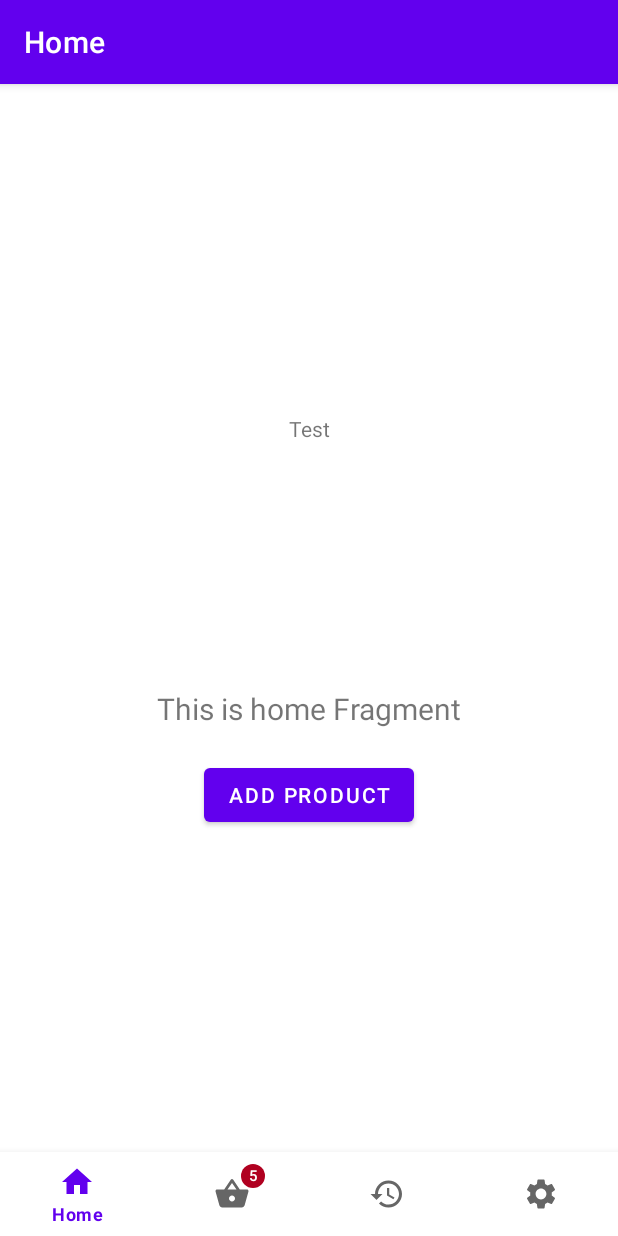
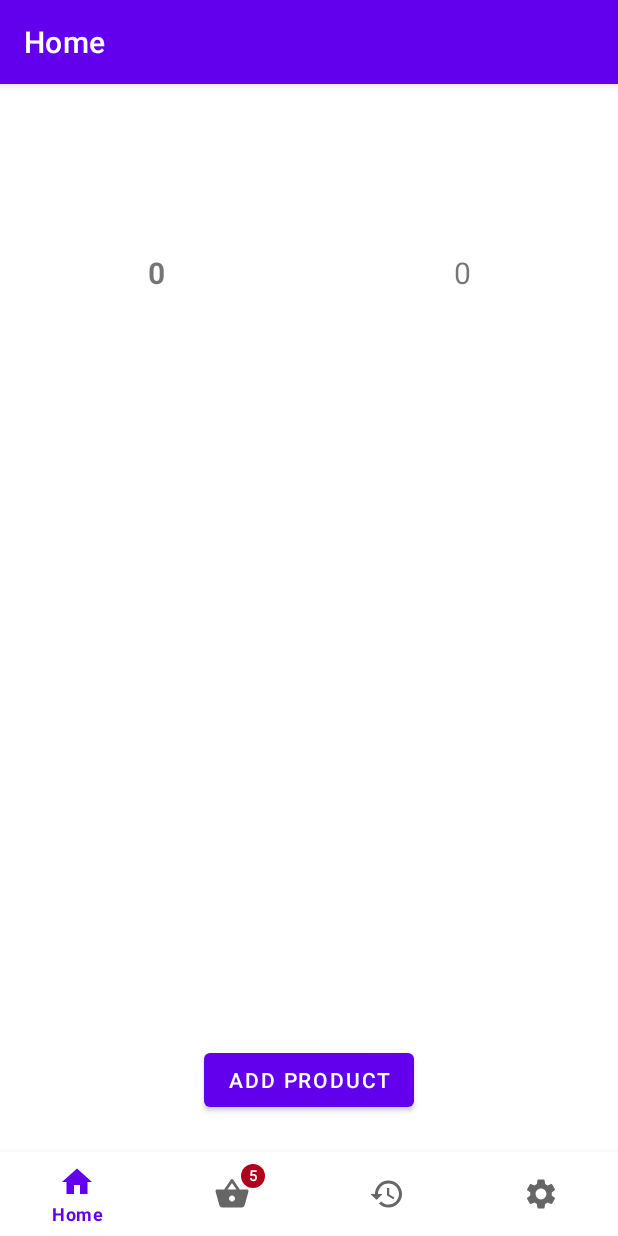
Before and after one commit to DominikBarys/Punktozercy, an Android app: the HomeFragment screen opened directly, with no data from a screen before it, on a phone screen of 412 x 824 dp. Run offline under Robolectric (Android 15) with nearby library versions, the phone set to English and light mode, and no system bars; our stand-ins replace navigation-ui; 1 statement that could not run was skipped.

Commit message:
Test recyclerView with adapter works

```diff
--- a/app/src/main/java/com/example/punktozercy/fragments/home/HomeFragment.kt
+++ b/app/src/main/java/com/example/punktozercy/fragments/home/HomeFragment.kt
@@ -1,20 +1,22 @@
 package com.example.punktozercy.fragments.home
 
-import android.content.Context
 import android.os.Bundle
 import android.view.LayoutInflater
 import android.view.View
 import android.view.ViewGroup
+import android.widget.HorizontalScrollView
 import android.widget.TextView
-import android.widget.Toast
 import androidx.fragment.app.Fragment
 import androidx.lifecycle.ViewModelProvider
+import androidx.recyclerview.widget.GridLayoutManager
+import androidx.recyclerview.widget.LinearLayoutManager
 import com.example.punktozercy.databinding.FragmentHomeBinding
+import com.example.punktozercy.fragments.home.adapters.Contact
+import com.example.punktozercy.fragments.home.adapters.HorizontalAdapter
 import com.example.punktozercy.mainscreen.MainScreenViewModel
 import com.example.punktozercy.viewModel.UserViewModel
 
 class HomeFragment : Fragment() {
-
     private var _binding: FragmentHomeBinding? = null
   //  private var mainScreenVm = activity?.let { ViewModelProvider(it)[MainScreenViewModel::class.java] }
    private lateinit var mainScreenVm: MainScreenViewModel
@@ -22,6 +24,7 @@ class HomeFragment : Fragment() {
     // This property is only valid between onCreateView and
     // onDestroyView.
     private val binding get() = _binding!!
+
 
     override fun onCreateView(
         inflater: LayoutInflater,
@@ -38,15 +41,25 @@ class HomeFragment : Fragment() {
         val root: View = binding.root
 
 
-        val textView: TextView = binding.textHome
-        homeViewModel.text.observe(viewLifecycleOwner) {
-            textView.text = it
-        }
+//        val textView: TextView = binding.textHome
+//        homeViewModel.text.observe(viewLifecycleOwner) {
+//            textView.text = it
+//        }
 
-        Toast.makeText(requireContext(), userViewModel.getUser().userName, Toast.LENGTH_SHORT).show()
+
         binding.debugAddProductButton.setOnClickListener{
             mainScreenVm.amountOfProductsInBasket.value = mainScreenVm.amountOfProductsInBasket.value!! + 1
         }
+
+
+        val adapter = HorizontalAdapter(createContacts())
+
+        binding.recyclerViewHorizontal.layoutManager = LinearLayoutManager(requireContext().applicationContext)
+        binding.recyclerViewHorizontal.adapter = adapter
+
+
+
+
 
 
         return binding.root
@@ -57,4 +70,14 @@ class HomeFragment : Fragment() {
         super.onDestroyView()
         _binding = null
     }
+
+
+    private fun createContacts(): List<Contact> = buildList{
+        for(i in 0 .. 500){
+            val newContact = Contact("$i", "$i")
+            add(newContact)
+        }
+    }
+
+
 }
--- /dev/null
+++ b/app/src/main/java/com/example/punktozercy/fragments/home/adapters/Contact.kt
@@ -0,0 +1,3 @@
+package com.example.punktozercy.fragments.home.adapters
+
+data class Contact(val name: String, val number: String)
--- /dev/null
+++ b/app/src/main/java/com/example/punktozercy/fragments/home/adapters/HorizontalAdapter.kt
@@ -0,0 +1,30 @@
+package com.example.punktozercy.fragments.home.adapters
+
+import android.view.LayoutInflater
+import android.view.ViewGroup
+import androidx.recyclerview.widget.RecyclerView
+import androidx.recyclerview.widget.RecyclerView.ViewHolder
+import com.example.punktozercy.databinding.ViewHorizontalBinding
+
+class HorizontalAdapter(private val contacts: List<Contact>): RecyclerView.Adapter<HorizontalAdapter.HorizontalViewHolder>() {
+
+    inner class HorizontalViewHolder(binding: ViewHorizontalBinding): ViewHolder(binding.root){
+        val nameTv = binding.nameTv
+        val numberTv = binding.numberTv
+    }
+
+    override fun onCreateViewHolder(parent: ViewGroup, viewType: Int): HorizontalViewHolder {
+        val inflater = LayoutInflater.from(parent.context)
+        val viewHorizontalBinding = ViewHorizontalBinding.inflate(inflater, parent, false)
+        return HorizontalViewHolder(viewHorizontalBinding)
+    }
+
+    override fun onBindViewHolder(holder: HorizontalViewHolder, position: Int) {
+        holder.nameTv.text = contacts[position].name
+        holder.numberTv.text = contacts[position].number
+    }
+
+    override fun getItemCount(): Int {
+        return contacts.size
+    }
+}
--- a/app/src/main/res/layout/fragment_home.xml
+++ b/app/src/main/res/layout/fragment_home.xml
@@ -6,38 +6,25 @@
     android:layout_height="match_parent"
     tools:context=".fragments.home.HomeFragment">
 
-    <TextView
-        android:id="@+id/text_home"
-        android:layout_width="match_parent"
-        android:layout_height="wrap_content"
-        android:layout_marginStart="8dp"
-        android:layout_marginTop="8dp"
-        android:layout_marginEnd="8dp"
-        android:textAlignment="center"
-        android:textSize="20sp"
-        android:text="siema"
-        app:layout_constraintBottom_toBottomOf="parent"
-        app:layout_constraintEnd_toEndOf="parent"
-        app:layout_constraintStart_toStartOf="parent"
-        app:layout_constraintTop_toTopOf="parent" />
 
     <Button
         android:id="@+id/debugAddProductButton"
         android:layout_width="wrap_content"
         android:layout_height="wrap_content"
-        android:layout_marginTop="20dp"
+        android:layout_marginBottom="80dp"
         android:text="Add Product"
+        app:layout_constraintBottom_toBottomOf="parent"
         app:layout_constraintEnd_toEndOf="parent"
-        app:layout_constraintStart_toStartOf="parent"
-        app:layout_constraintTop_toBottomOf="@+id/text_home" />
+        app:layout_constraintStart_toStartOf="parent" />
 
-    <TextView
-        android:id="@+id/testTextView"
-        android:layout_width="wrap_content"
-        android:layout_height="wrap_content"
-        android:text="Test"
-        app:layout_constraintBottom_toTopOf="@+id/text_home"
+    <androidx.recyclerview.widget.RecyclerView
+        android:id="@+id/recyclerViewHorizontal"
+        android:layout_width="407dp"
+        android:layout_height="90dp"
+        android:layout_marginTop="56dp"
         app:layout_constraintEnd_toEndOf="parent"
         app:layout_constraintStart_toStartOf="parent"
         app:layout_constraintTop_toTopOf="parent" />
+
+
 </androidx.constraintlayout.widget.ConstraintLayout>
--- a/app/src/main/res/layout/fragment_login.xml
+++ b/app/src/main/res/layout/fragment_login.xml
@@ -13,11 +13,11 @@
         android:id="@+id/sign_in_button"
         android:layout_width="368dp"
         android:layout_height="60dp"
-        android:layout_marginBottom="116dp"
+        android:layout_marginBottom="112dp"
         android:backgroundTint="#777777"
         app:layout_constraintBottom_toBottomOf="parent"
         app:layout_constraintEnd_toEndOf="parent"
-        app:layout_constraintHorizontal_bias="0.488"
+        app:layout_constraintHorizontal_bias="0.558"
         app:layout_constraintStart_toStartOf="parent" />
 
     <Button
--- /dev/null
+++ b/app/src/main/res/layout/view_horizontal.xml
@@ -0,0 +1,25 @@
+<?xml version="1.0" encoding="utf-8"?>
+<LinearLayout xmlns:android="http://schemas.android.com/apk/res/android"
+    android:layout_width="match_parent"
+    android:layout_height="match_parent"
+    android:orientation="horizontal">
+
+    <TextView
+        android:text="Jan Kowalski"
+        android:textStyle="bold"
+        android:textSize="20sp"
+        android:textAlignment="center"
+        android:layout_weight="1"
+        android:id="@+id/nameTv"
+        android:layout_width="wrap_content"
+        android:layout_height="wrap_content"/>
+
+    <TextView
+        android:text="123456789"
+        android:textSize="20sp"
+        android:textAlignment="center"
+        android:layout_weight="1"
+        android:id="@+id/numberTv"
+        android:layout_width="wrap_content"
+        android:layout_height="wrap_content"/>
+</LinearLayout>
```
